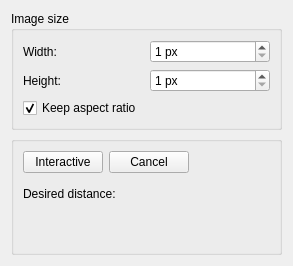
southseact-3d/fcd, file src/Gui/TaskView/TaskImageScale.ui: the form before one commit.
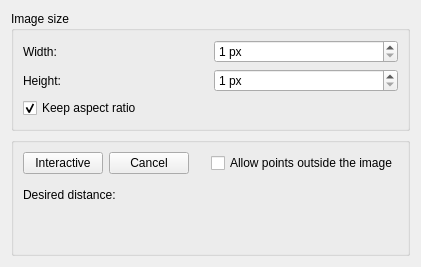
The form after the commit. Custom widgets are drawn as their Qt base class.

Commit message:
Gui: interactive image scaling:
* add option to allow points outside of image
* after starting the interactive scaling allow to cancel it immediately

```diff
--- a/src/Gui/TaskView/TaskImageScale.ui
+++ b/src/Gui/TaskView/TaskImageScale.ui
@@ -6,8 +6,8 @@
    <rect>
     <x>0</x>
     <y>0</y>
-    <width>293</width>
-    <height>266</height>
+    <width>421</width>
+    <height>267</height>
    </rect>
   </property>
   <property name="windowTitle">
@@ -115,6 +115,19 @@
           </property>
          </spacer>
         </item>
+        <item>
+         <widget class="QCheckBox" name="checkBoxOutside">
+          <property name="sizePolicy">
+           <sizepolicy hsizetype="MinimumExpanding" vsizetype="Fixed">
+            <horstretch>0</horstretch>
+            <verstretch>0</verstretch>
+           </sizepolicy>
+          </property>
+          <property name="text">
+           <string>Allow points outside the image</string>
+          </property>
+         </widget>
+        </item>
        </layout>
       </item>
       <item row="1" column="0">
```
Left out of the diff: 9 changed lines with no effect on the pictures. The commit also changes 2 other files.
